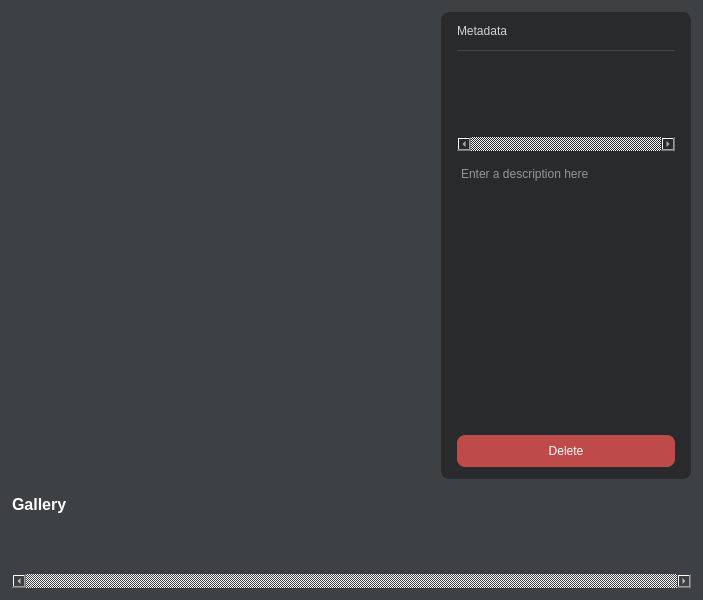
Before: the Qt Designer form mainwindow.ui in EidosX/Photon, drawn with Qt 5.
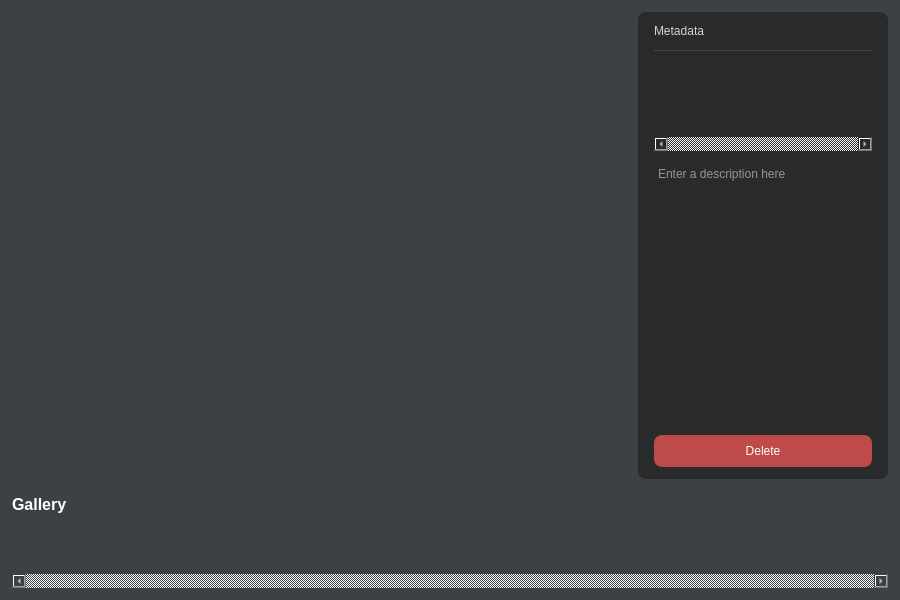
After: the same form once the commit is applied. Icons and pictures are not drawn. Custom widgets are drawn as their Qt base class.

Patch:
```diff
--- a/mainwindow.ui
+++ b/mainwindow.ui
@@ -6,7 +6,7 @@
    <rect>
     <x>0</x>
     <y>0</y>
-    <width>703</width>
+    <width>900</width>
     <height>600</height>
    </rect>
   </property>
@@ -934,7 +934,7 @@
         <rect>
          <x>0</x>
          <y>0</y>
-         <width>679</width>
+         <width>876</width>
          <height>32</height>
         </rect>
        </property>
```
Left out of the diff: 2 changed lines with no effect on the pictures.
